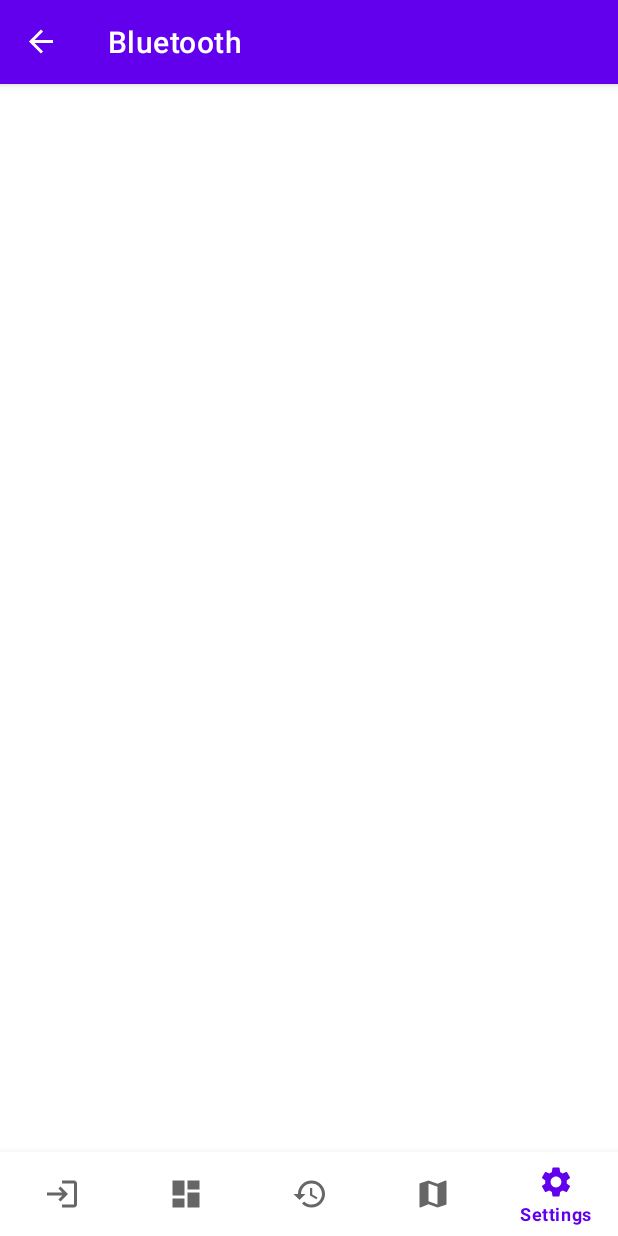
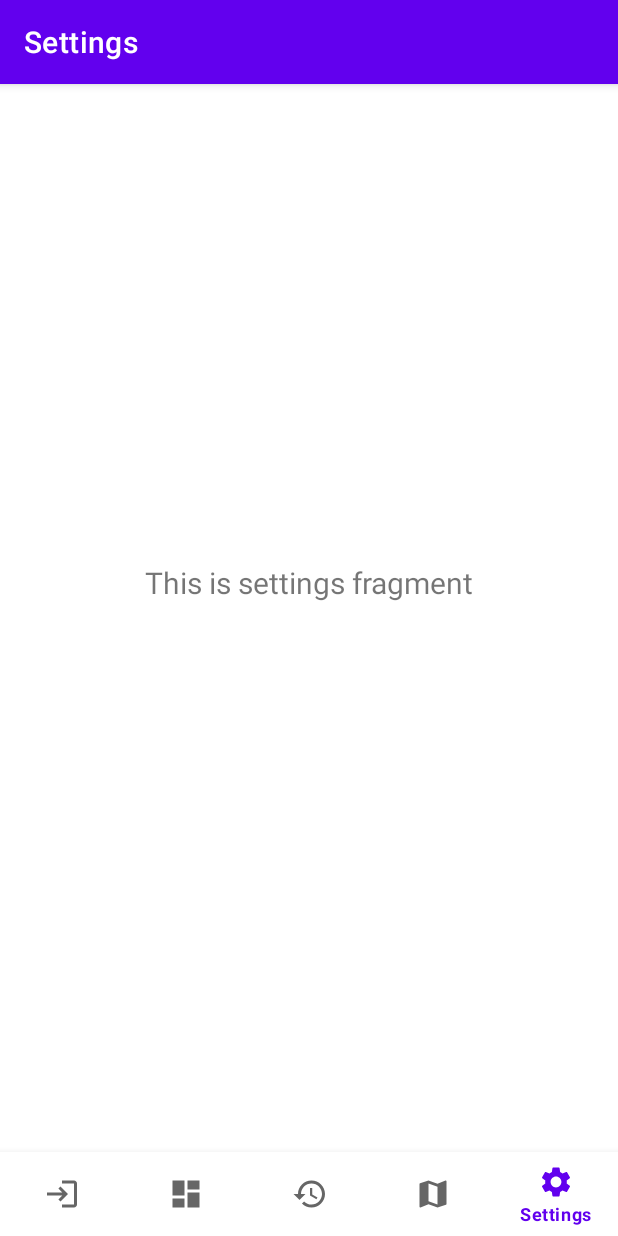
Before and after one commit to adam-vanegdom/canary-1.0, an Android app: the screen it shows after launch (MainActivity), item 5 of the bottom bar chosen, on a phone screen of 412 x 824 dp. Run offline under Robolectric (Android 15) with nearby library versions, the phone set to English and light mode, and no system bars; our stand-ins replace navigation-ui.

Commit message:
fixed settings navigation bar errors

```diff
--- a/app/src/main/java/com/meetkumarpatel/canary/ui/settings/SettingsFragment.java
+++ b/app/src/main/java/com/meetkumarpatel/canary/ui/settings/SettingsFragment.java
@@ -4,20 +4,18 @@ import android.os.Bundle;
 import android.view.LayoutInflater;
 import android.view.View;
 import android.view.ViewGroup;
+import android.widget.TextView;
 
 import androidx.annotation.NonNull;
 import androidx.annotation.Nullable;
 import androidx.fragment.app.Fragment;
+import androidx.lifecycle.Observer;
 import androidx.lifecycle.ViewModelProvider;
-import androidx.navigation.fragment.NavHostFragment;
-import androidx.recyclerview.widget.DividerItemDecoration;
-import androidx.recyclerview.widget.LinearLayoutManager;
-import androidx.recyclerview.widget.RecyclerView;
-import androidx.recyclerview.widget.SimpleItemAnimator;
 
 import com.meetkumarpatel.canary.R;
 
-public class SettingsFragment extends Fragment implements SettingsItemAdapter.OnItemClickListener{
+//public class SettingsFragment extends Fragment implements SettingsItemAdapter.OnItemClickListener{
+public class SettingsFragment extends Fragment {
     private SettingsViewModel settingsViewModel;
 
     public View onCreateView(@NonNull LayoutInflater inflater,
@@ -31,35 +29,35 @@ public class SettingsFragment extends Fragment implements SettingsItemAdapter.On
 
         settingsViewModel = new ViewModelProvider(this).get(SettingsViewModel.class);
 
-        NavHostFragment.findNavController(SettingsFragment.this)
-                .navigate(R.id.action_navigation_settings_to_navigation_bluetooth);
-//        final TextView textView = view.findViewById(R.id.text_settings);
-//        settingsViewModel.getText().observe(getViewLifecycleOwner(), new Observer<String>() {
-//            @Override
-//            public void onChanged(@Nullable String s) {
-//                textView.setText(s);
-//            }
-//        });
+//        NavHostFragment.findNavController(SettingsFragment.this)
+//                .navigate(R.id.action_navigation_settings_to_navigation_bluetooth);
+        final TextView textView = view.findViewById(R.id.text_settings);
+        settingsViewModel.getText().observe(getViewLifecycleOwner(), new Observer<String>() {
+            @Override
+            public void onChanged(@Nullable String s) {
+                textView.setText(s);
+            }
+        });
 
-        // Configure the recycler view
-        settingsViewModel.setItems(getResources().getStringArray(R.array.settings_items));
-        RecyclerView recyclerView = view.findViewById(R.id.recycler_view_settings_items);
-        recyclerView.setLayoutManager(new LinearLayoutManager(view.getContext()));
-        recyclerView.addItemDecoration(new DividerItemDecoration((view.getContext()), DividerItemDecoration.VERTICAL));
-        RecyclerView.ItemAnimator animator = recyclerView.getItemAnimator();
-        if (animator instanceof SimpleItemAnimator) {
-            ((SimpleItemAnimator) animator).setSupportsChangeAnimations(false);
-        }
-        final SettingsItemAdapter adapter =new SettingsItemAdapter(settingsViewModel.getItems());
-        adapter.setOnItemClickListener(this);
-        recyclerView.setAdapter(adapter);
-    }
-
-    @Override
-    public void onItemClick(@NonNull String item) {
-        if (item == "Bluetooth") {
-            NavHostFragment.findNavController(SettingsFragment.this)
-                    .navigate(R.id.action_navigation_settings_to_navigation_bluetooth);
-        }
+//        // Configure the recycler view
+//        settingsViewModel.setItems(getResources().getStringArray(R.array.settings_items));
+//        RecyclerView recyclerView = view.findViewById(R.id.recycler_view_settings_items);
+//        recyclerView.setLayoutManager(new LinearLayoutManager(view.getContext()));
+//        recyclerView.addItemDecoration(new DividerItemDecoration((view.getContext()), DividerItemDecoration.VERTICAL));
+//        RecyclerView.ItemAnimator animator = recyclerView.getItemAnimator();
+//        if (animator instanceof SimpleItemAnimator) {
+//            ((SimpleItemAnimator) animator).setSupportsChangeAnimations(false);
+//        }
+//        final SettingsItemAdapter adapter =new SettingsItemAdapter(settingsViewModel.getItems());
+//        adapter.setOnItemClickListener(this);
+//        recyclerView.setAdapter(adapter);
+//    }
+//
+//    @Override
+//    public void onItemClick(@NonNull String item) {
+//        if (item == "Bluetooth") {
+//            NavHostFragment.findNavController(SettingsFragment.this)
+//                    .navigate(R.id.action_navigation_settings_to_navigation_bluetooth);
+//        }
     }
 }
--- a/app/src/main/res/layout/fragment_settings.xml
+++ b/app/src/main/res/layout/fragment_settings.xml
@@ -6,31 +6,30 @@
     android:layout_height="match_parent"
     tools:context=".ui.settings.SettingsFragment">
 
-<!--    <TextView-->
-<!--        android:id="@+id/text_settings"-->
+    <TextView
+        android:id="@+id/text_settings"
+        android:layout_width="match_parent"
+        android:layout_height="wrap_content"
+        android:layout_marginStart="8dp"
+        android:layout_marginTop="8dp"
+        android:layout_marginEnd="8dp"
+        android:layout_marginBottom="?attr/actionBarSize"
+        android:textAlignment="center"
+        android:textSize="20sp"
+        app:layout_constraintBottom_toBottomOf="parent"
+        app:layout_constraintEnd_toEndOf="parent"
+        app:layout_constraintStart_toStartOf="parent"
+        app:layout_constraintTop_toTopOf="parent" />
+
+<!--    <androidx.recyclerview.widget.RecyclerView-->
+<!--        android:id="@+id/recycler_view_settings_items"-->
 <!--        android:layout_width="match_parent"-->
-<!--        android:layout_height="wrap_content"-->
-<!--        android:layout_marginStart="8dp"-->
-<!--        android:layout_marginTop="8dp"-->
-<!--        android:layout_marginEnd="8dp"-->
-<!--        android:layout_marginBottom="?attr/actionBarSize"-->
-<!--        android:textAlignment="center"-->
-<!--        android:textSize="20sp"-->
-<!--        android:visibility="invisible"-->
+<!--        android:layout_height="match_parent"-->
+<!--        android:clipToPadding="false"-->
+<!--        android:scrollbars="none"-->
+<!--        app:layout_constraintTop_toTopOf="parent"-->
 <!--        app:layout_constraintBottom_toBottomOf="parent"-->
 <!--        app:layout_constraintEnd_toEndOf="parent"-->
 <!--        app:layout_constraintStart_toStartOf="parent"-->
-<!--        app:layout_constraintTop_toTopOf="parent" />-->
-
-    <androidx.recyclerview.widget.RecyclerView
-        android:id="@+id/recycler_view_settings_items"
-        android:layout_width="match_parent"
-        android:layout_height="match_parent"
-        android:clipToPadding="false"
-        android:scrollbars="none"
-        app:layout_constraintTop_toTopOf="parent"
-        app:layout_constraintBottom_toBottomOf="parent"
-        app:layout_constraintEnd_toEndOf="parent"
-        app:layout_constraintStart_toStartOf="parent"
-        tools:listitem="@layout/settings_item" />
+<!--        tools:listitem="@layout/settings_item" />-->
 </androidx.constraintlayout.widget.ConstraintLayout>
```
Also changed, not shown: app/src/main/java/com/meetkumarpatel/canary/ui/settings/ble/BluetoothFragment.java (+38 -38 lines).
